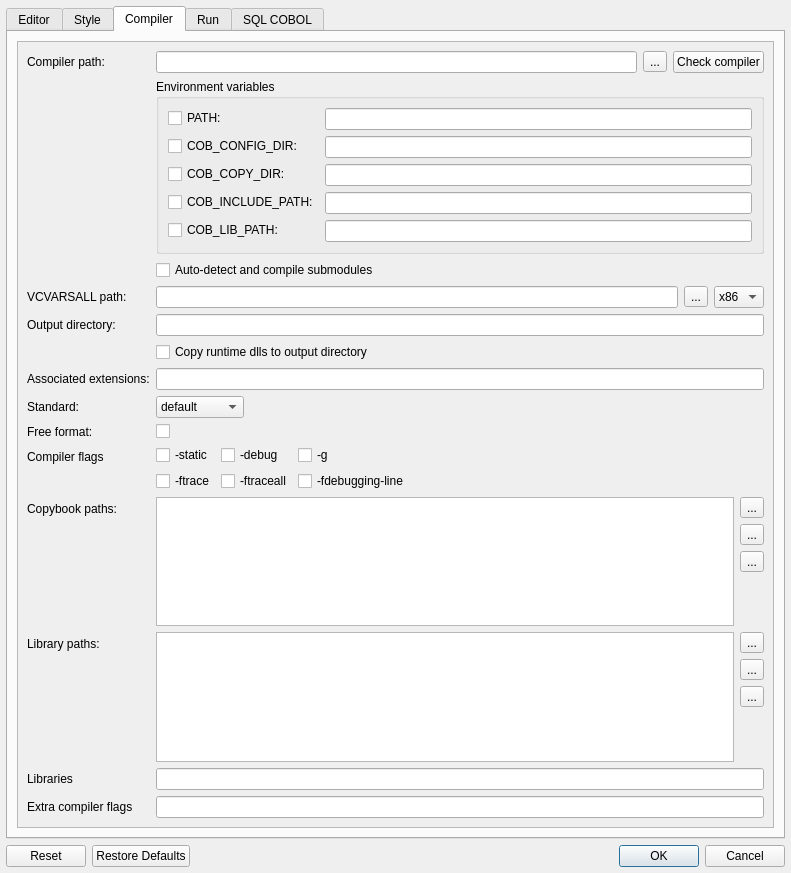
The window that forms/dlg_preferences.ui (OpenCobolIDE/OpenCobolIDE) describes before a commit, drawn with Qt 5.
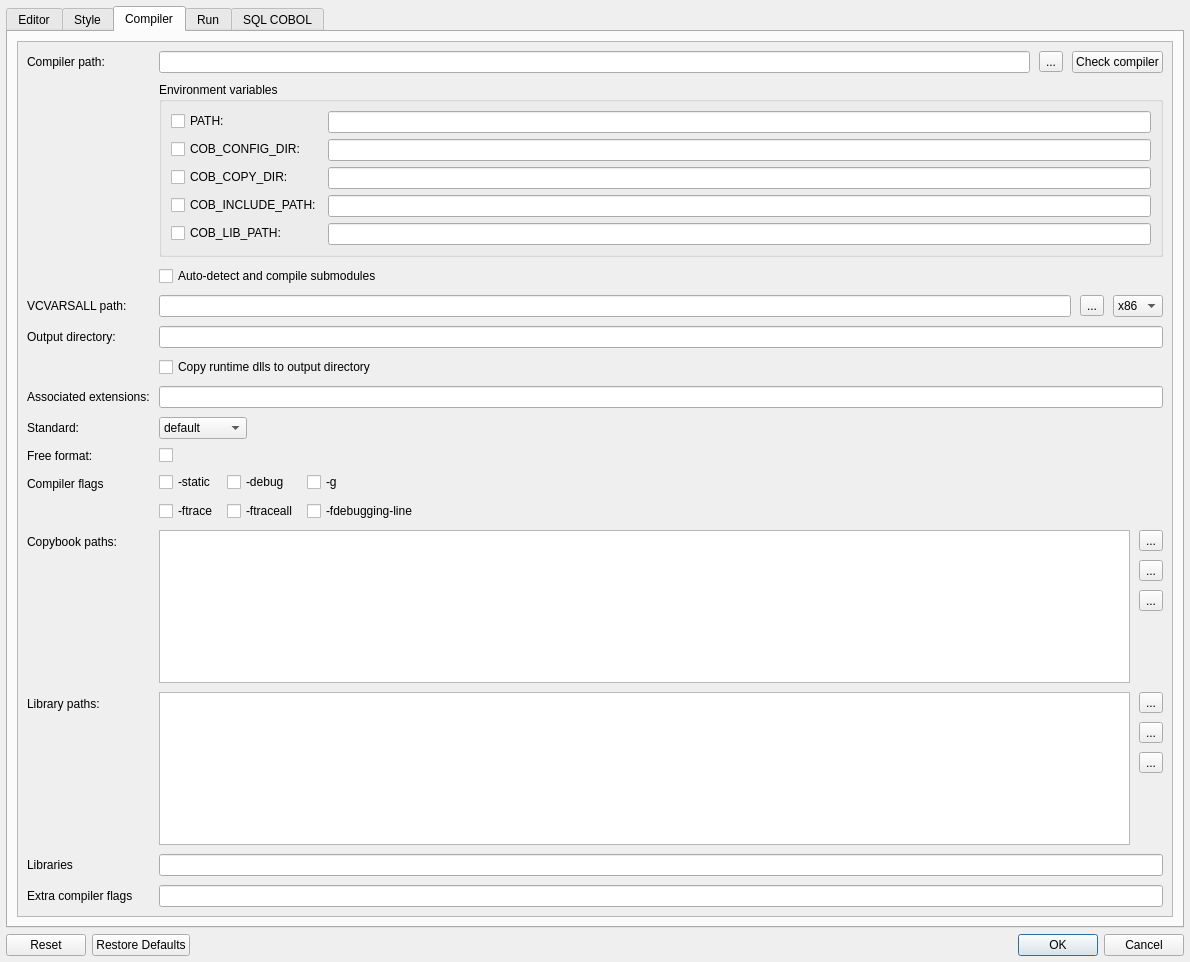
The same window after the commit. The open tabs and pages were chosen to show the change. Icons and pictures are not drawn. Custom widgets are drawn as their Qt base class.

Commit message:
Allow to reorder copybook/libraries in compiler preferences
Reording can be done with drag & drop.

Close #368

Diff of the .ui file:
```diff
--- a/forms/dlg_preferences.ui
+++ b/forms/dlg_preferences.ui
@@ -6,8 +6,8 @@
    <rect>
     <x>0</x>
     <y>0</y>
-    <width>791</width>
-    <height>873</height>
+    <width>1190</width>
+    <height>962</height>
    </rect>
   </property>
   <property name="minimumSize">
@@ -810,15 +810,33 @@
              <property name="geometry">
               <rect>
                <x>0</x>
-               <y>0</y>
-               <width>742</width>
-               <height>886</height>
+               <y>-110</y>
+               <width>1134</width>
+               <height>969</height>
               </rect>
              </property>
              <layout class="QFormLayout" name="formLayout_6">
               <property name="fieldGrowthPolicy">
                <enum>QFormLayout::ExpandingFieldsGrow</enum>
               </property>
+              <property name="horizontalSpacing">
+               <number>9</number>
+              </property>
+              <property name="verticalSpacing">
+               <number>9</number>
+              </property>
+              <property name="leftMargin">
+               <number>9</number>
+              </property>
+              <property name="topMargin">
+               <number>9</number>
+              </property>
+              <property name="rightMargin">
+               <number>9</number>
+              </property>
+              <property name="bottomMargin">
+               <number>9</number>
+              </property>
               <item row="0" column="0">
                <widget class="QLabel" name="label_compiler_path">
                 <property name="text">
```
Left out of the diff: 99 changed lines with no effect on the pictures. The commit also changes 1 other file.
